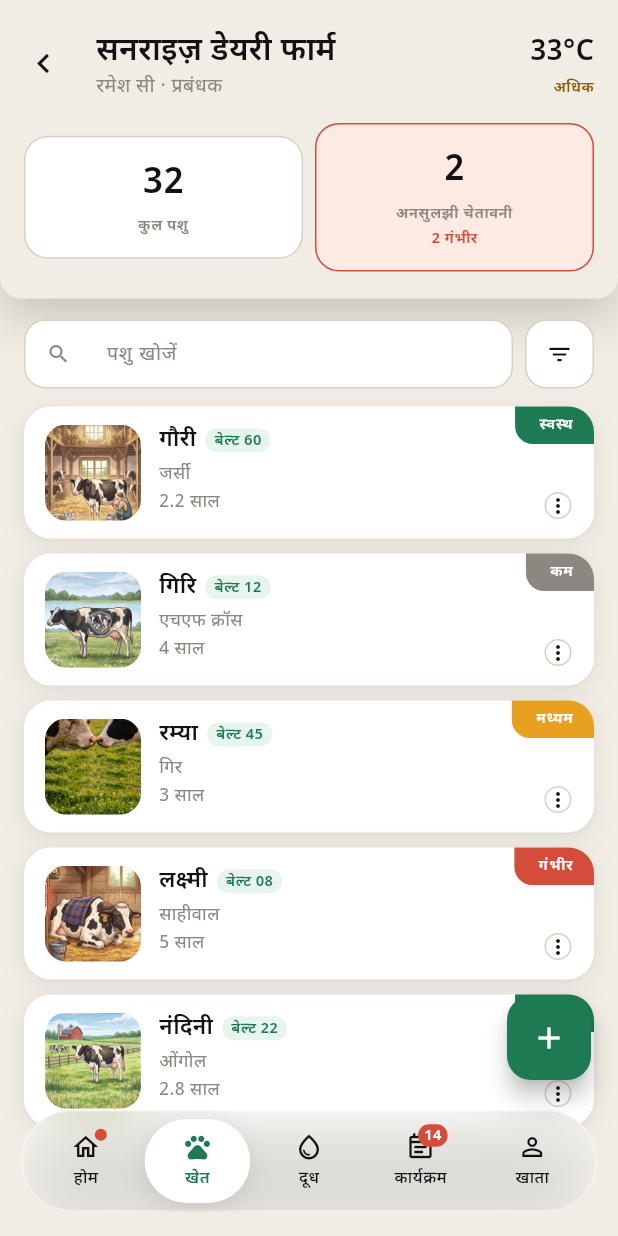
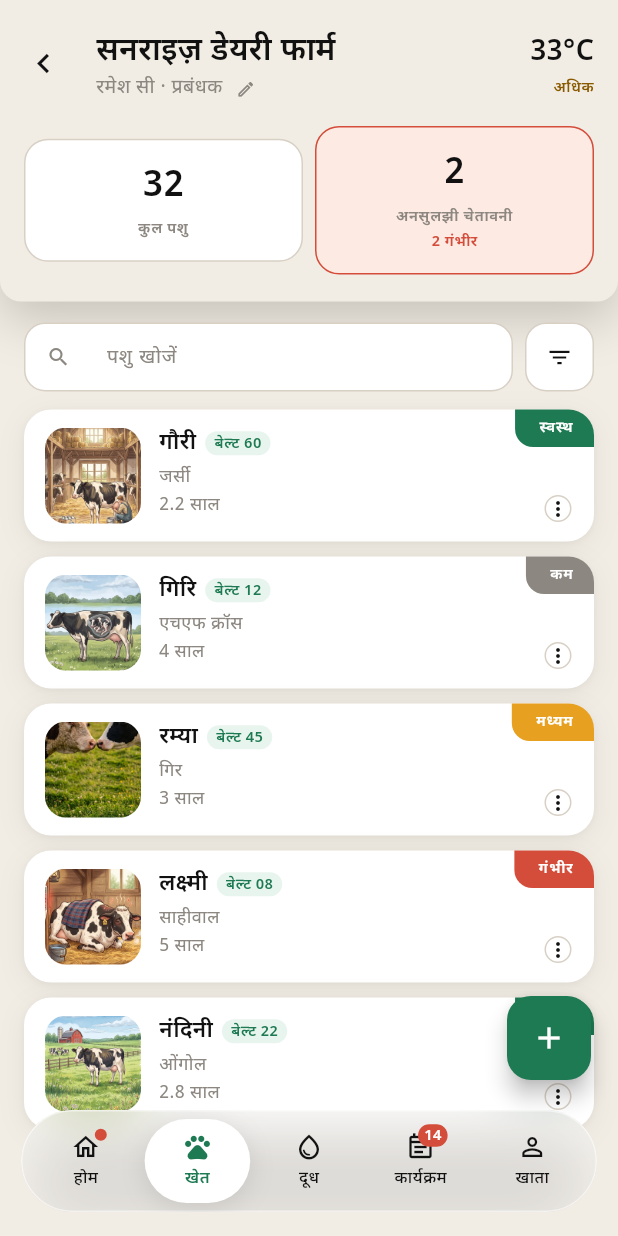
Before and after one commit to vaseey21/Vanix, a Flutter app: the FarmDetailScreen screen opened directly with sample values from the repository, on a phone screen of 412 x 824 dp. Run offline on Flutter 3.47's test engine with Material 3 defaults, Android fonts, the phone set to English and light mode, and no system bars.

Commit message:
auto: save changes

```diff
--- a/flutter_app/lib/screens/farm_detail_screen.dart
+++ b/flutter_app/lib/screens/farm_detail_screen.dart
@@ -211,7 +211,26 @@ class _FarmDetailScreenState extends State<FarmDetailScreen> {
                     children: [
                       Text(farm.nm(_lang), style: TextStyle(fontSize: 21, fontWeight: FontWeight.w700, height: 1.2, color: textColor)),
                       const SizedBox(height: 2),
-                      Text('${farm.mgr(_lang)} · ${FS.t(_lang, 'managerWord')}', style: TextStyle(fontSize: 13, color: subColor)),
+                      Row(children: [
+                        Flexible(
+                          child: Text(
+                            farm.managerInvitePending
+                                ? '${FS.t(_lang, 'invitePending')} — ${farm.managerInviteEmail}'
+                                : '${farm.mgr(_lang)} · ${FS.t(_lang, 'managerWord')}',
+                            overflow: TextOverflow.ellipsis,
+                            style: TextStyle(fontSize: 13, color: farm.managerInvitePending ? VanixColors.warning : subColor, fontWeight: farm.managerInvitePending ? FontWeight.w600 : FontWeight.w400),
+                          ),
+                        ),
+                        const SizedBox(width: 5),
+                        InkWell(
+                          onTap: () => _openManagerChooser(farm),
+                          borderRadius: BorderRadius.circular(11),
+                          child: Padding(
+                            padding: const EdgeInsets.all(4),
+                            child: Icon(Icons.edit_outlined, size: 13, color: subColor),
+                          ),
+                        ),
+                      ]),
                     ],
                   ),
                 ),
```
